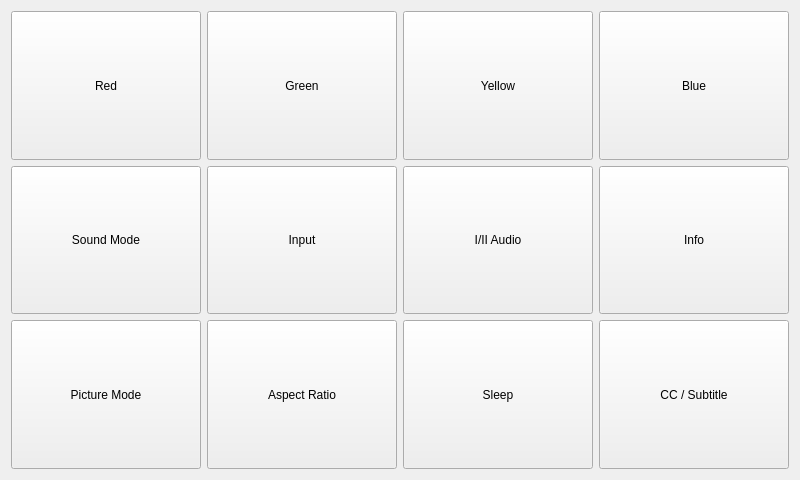
Old version of the form forms/pirutilityform.ui in the repository jpietrzak8/Pierogi.
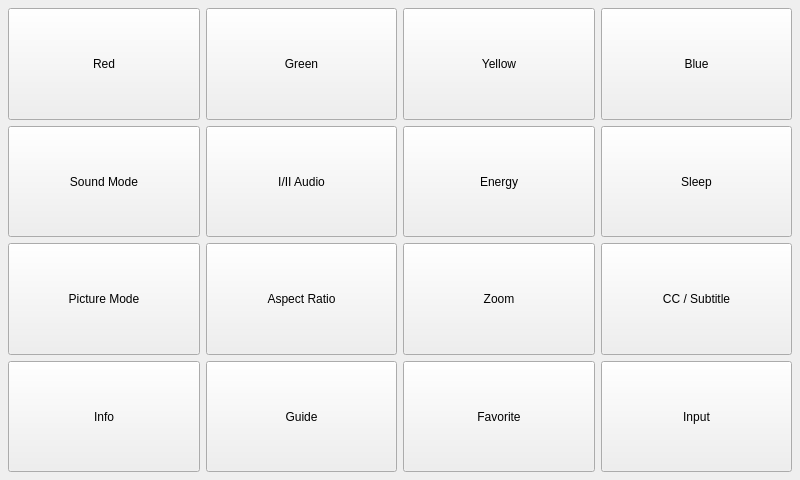
New version of the form. Icons and pictures are not drawn.

Commit message:
CEC & Energy saver controls
Added the HDMI "Consumer Electronics Control" passthru command, as well
as the Energy Savings control for a handful of TV keysets.  The TV Menu
and Utility panels were updated to support these new controls.  Also
added some Sony car stereo keysets and a Dell projector keyset.

The edit to the form file:
```diff
--- a/forms/pirutilityform.ui
+++ b/forms/pirutilityform.ui
@@ -14,6 +14,9 @@
    <string>Form</string>
   </property>
   <layout class="QGridLayout" name="gridLayout">
+   <property name="margin">
+    <number>8</number>
+   </property>
    <item row="0" column="0">
     <widget class="QPushButton" name="redButton">
      <property name="sizePolicy">
@@ -120,19 +123,6 @@
     </widget>
    </item>
    <item row="1" column="1">
-    <widget class="QPushButton" name="inputButton">
-     <property name="sizePolicy">
-      <sizepolicy hsizetype="Expanding" vsizetype="Expanding">
-       <horstretch>0</horstretch>
-       <verstretch>0</verstretch>
-      </sizepolicy>
-     </property>
-     <property name="text">
-      <string>Input</string>
-     </property>
-    </widget>
-   </item>
-   <item row="1" column="2">
     <widget class="QPushButton" name="audioButton">
      <property name="sizePolicy">
       <sizepolicy hsizetype="Expanding" vsizetype="Expanding">
@@ -145,16 +135,29 @@
      </property>
     </widget>
    </item>
+   <item row="1" column="2">
+    <widget class="QPushButton" name="energySaveButton">
+     <property name="sizePolicy">
+      <sizepolicy hsizetype="Expanding" vsizetype="Expanding">
+       <horstretch>0</horstretch>
+       <verstretch>0</verstretch>
+      </sizepolicy>
+     </property>
+     <property name="text">
+      <string>Energy</string>
+     </property>
+    </widget>
+   </item>
    <item row="1" column="3">
-    <widget class="QPushButton" name="infoButton">
+    <widget class="QPushButton" name="sleepButton">
      <property name="sizePolicy">
-      <sizepolicy hsizetype="Minimum" vsizetype="Minimum">
+      <sizepolicy hsizetype="Expanding" vsizetype="Expanding">
        <horstretch>0</horstretch>
        <verstretch>0</verstretch>
       </sizepolicy>
      </property>
      <property name="text">
-      <string>Info</string>
+      <string>Sleep</string>
      </property>
     </widget>
    </item>
@@ -185,7 +188,7 @@
     </widget>
    </item>
    <item row="2" column="2">
-    <widget class="QPushButton" name="sleepButton">
+    <widget class="QPushButton" name="zoomButton">
      <property name="sizePolicy">
       <sizepolicy hsizetype="Expanding" vsizetype="Expanding">
        <horstretch>0</horstretch>
@@ -193,7 +196,7 @@
       </sizepolicy>
      </property>
      <property name="text">
-      <string>Sleep</string>
+      <string>Zoom</string>
      </property>
     </widget>
    </item>
@@ -210,6 +213,58 @@
      </property>
     </widget>
    </item>
+   <item row="3" column="0">
+    <widget class="QPushButton" name="infoButton">
+     <property name="sizePolicy">
+      <sizepolicy hsizetype="Minimum" vsizetype="Minimum">
+       <horstretch>0</horstretch>
+       <verstretch>0</verstretch>
+      </sizepolicy>
+     </property>
+     <property name="text">
+      <string>Info</string>
+     </property>
+    </widget>
+   </item>
+   <item row="3" column="1">
+    <widget class="QPushButton" name="guideButton">
+     <property name="sizePolicy">
+      <sizepolicy hsizetype="Expanding" vsizetype="Expanding">
+       <horstretch>0</horstretch>
+       <verstretch>0</verstretch>
+      </sizepolicy>
+     </property>
+     <property name="text">
+      <string>Guide</string>
+     </property>
+    </widget>
+   </item>
+   <item row="3" column="2">
+    <widget class="QPushButton" name="favoriteButton">
+     <property name="sizePolicy">
+      <sizepolicy hsizetype="Expanding" vsizetype="Expanding">
+       <horstretch>0</horstretch>
+       <verstretch>0</verstretch>
+      </sizepolicy>
+     </property>
+     <property name="text">
+      <string>Favorite</string>
+     </property>
+    </widget>
+   </item>
+   <item row="3" column="3">
+    <widget class="QPushButton" name="inputButton">
+     <property name="sizePolicy">
+      <sizepolicy hsizetype="Expanding" vsizetype="Expanding">
+       <horstretch>0</horstretch>
+       <verstretch>0</verstretch>
+      </sizepolicy>
+     </property>
+     <property name="text">
+      <string>Input</string>
+     </property>
+    </widget>
+   </item>
   </layout>
  </widget>
  <resources>
```
Left out of the diff: 68 changed lines with no effect on the pictures. The commit also changes 32 other files.
